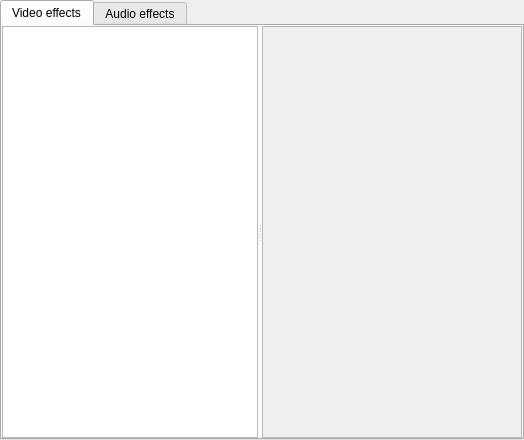
The window that app/ui/fxpage.ui (hftom/MachinTruc) describes before a commit, drawn with Qt 5.
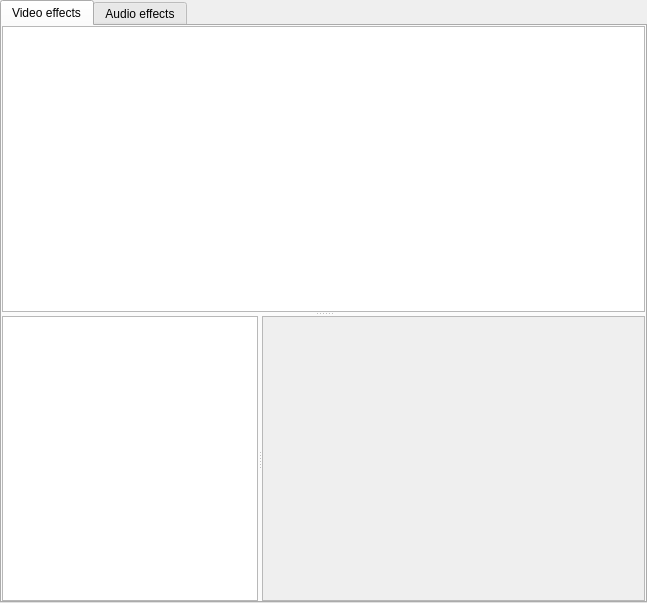
The same window after the commit. Icons and pictures are not drawn. Custom widgets are drawn as their Qt base class.

Diff of the .ui file:
```diff
--- a/app/ui/fxpage.ui
+++ b/app/ui/fxpage.ui
@@ -6,14 +6,14 @@
    <rect>
     <x>0</x>
     <y>0</y>
-    <width>524</width>
-    <height>440</height>
+    <width>647</width>
+    <height>603</height>
    </rect>
   </property>
   <property name="windowTitle">
    <string>Form</string>
   </property>
-  <layout class="QGridLayout" name="gridLayout_2">
+  <layout class="QGridLayout" name="gridLayout_3">
    <property name="margin">
     <number>0</number>
    </property>
@@ -30,19 +30,64 @@
       <attribute name="title">
        <string>Video effects</string>
       </attribute>
-      <layout class="QGridLayout" name="gridLayout">
+      <layout class="QGridLayout" name="gridLayout_2">
        <property name="margin">
         <number>0</number>
        </property>
        <item row="0" column="0">
         <widget class="QSplitter" name="videoSplitter">
          <property name="orientation">
+          <enum>Qt::Vertical</enum>
+         </property>
+         <widget class="EffectListView" name="videoEffectsListView">
+          <property name="focusPolicy">
+           <enum>Qt::NoFocus</enum>
+          </property>
+          <property name="dragDropMode">
+           <enum>QAbstractItemView::DragOnly</enum>
+          </property>
+          <property name="textElideMode">
+           <enum>Qt::ElideNone</enum>
+          </property>
+          <property name="resizeMode">
+           <enum>QListView::Adjust</enum>
+          </property>
+          <property name="spacing">
+           <number>4</number>
+          </property>
+          <property name="viewMode">
+           <enum>QListView::IconMode</enum>
+          </property>
+          <property name="uniformItemSizes">
+           <bool>false</bool>
+          </property>
+          <property name="wordWrap">
+           <bool>true</bool>
+          </property>
+          <property name="selectionRectVisible">
+           <bool>false</bool>
+          </property>
+         </widget>
+         <widget class="QSplitter" name="videoGraphSplitter">
+          <property name="orientation">
           <enum>Qt::Horizontal</enum>
          </property>
-         <widget class="EffectListWidget" name="videoListWidget">
+          <widget class="TimelineGraphicsView" name="videoGraphView">
+           <property name="minimumSize">
+            <size>
+             <width>120</width>
+             <height>0</height>
+            </size>
+           </property>
           <property name="focusPolicy">
            <enum>Qt::NoFocus</enum>
           </property>
+           <property name="horizontalScrollBarPolicy">
+            <enum>Qt::ScrollBarAlwaysOff</enum>
+           </property>
+           <property name="alignment">
+            <set>Qt::AlignHCenter|Qt::AlignTop</set>
+           </property>
          </widget>
          <widget class="QScrollArea" name="videoEffectsWidget">
           <property name="sizePolicy">
@@ -59,6 +104,7 @@
           </property>
          </widget>
         </widget>
+        </widget>
        </item>
       </layout>
      </widget>
@@ -112,6 +158,16 @@
    <extends>QListWidget</extends>
    <header>gui/effectlistwidget.h</header>
   </customwidget>
+  <customwidget>
+   <class>EffectListView</class>
+   <extends>QListView</extends>
+   <header>gui/effectlistview.h</header>
+  </customwidget>
+  <customwidget>
+   <class>TimelineGraphicsView</class>
+   <extends>QGraphicsView</extends>
+   <header>timeline/timelinegraphicsview.h</header>
+  </customwidget>
  </customwidgets>
  <resources>
   <include location="../resources.qrc"/>
```
Lines whose indentation alone changed are shown as unchanged.
